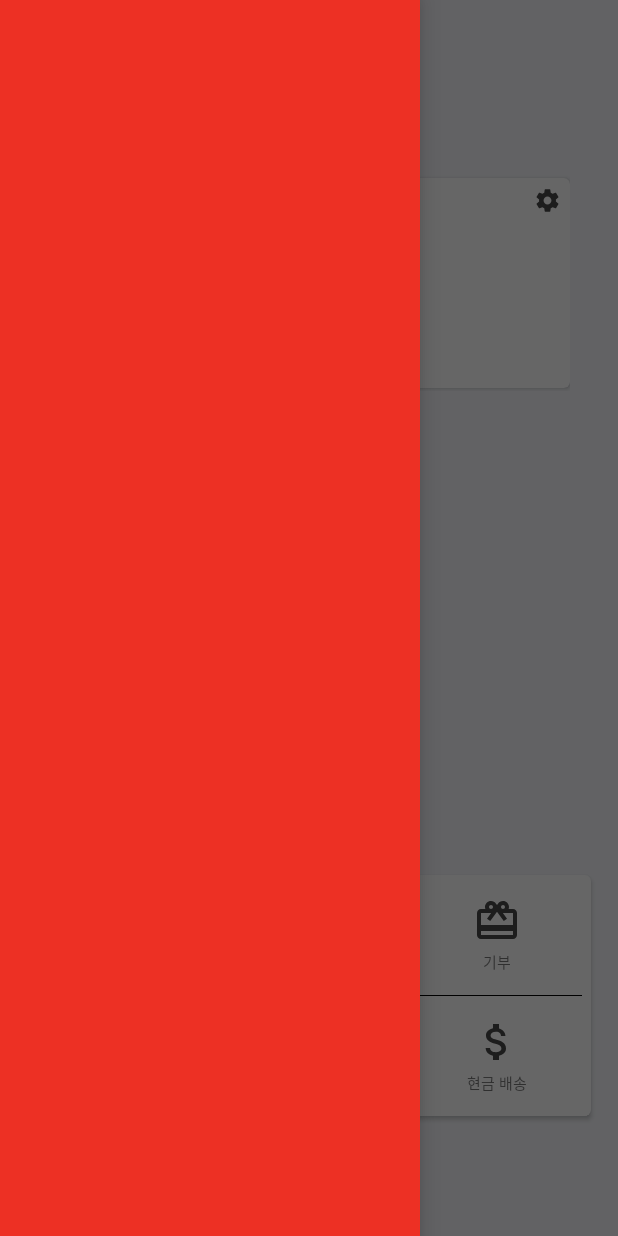
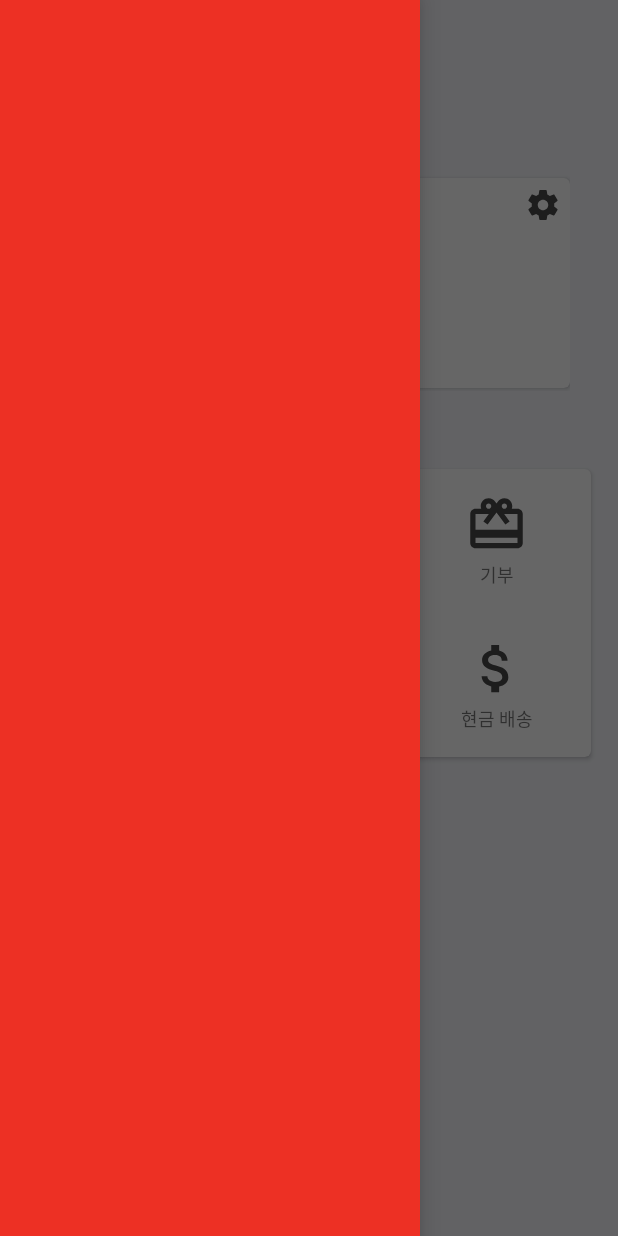
Before and after one commit to yh-kim/post-pay, an Android app: the screen it shows after launch (MainActivity), with the side drawer open, on a phone screen of 412 x 824 dp. Run offline under Robolectric (Android 15) with nearby library versions, the phone set to English and light mode, and no system bars; libraries missing offline, so code that uses them is left out: com.ramotion.fluidslider.

Commit message:
[date] 2018.04.06 by Yonghoon [change] change main ui
[fix]
fix init error in dialog

[need]
design

```diff
--- a/app/src/main/kotlin/com/pickth/postpay/extension/View.kt
+++ b/app/src/main/kotlin/com/pickth/postpay/extension/View.kt
@@ -30,13 +30,13 @@ fun View.setBackgroundColorWithRadius(backgroundColor: Int, strokeColor: Int, dp
     if(Build.VERSION.SDK_INT >= 16) {
         background = GradientDrawable().apply {
             setColor(backgroundColor)
-            setStroke(1, strokeColor)
+            setStroke(context.convertDpToPixel(1), strokeColor)
             cornerRadius = context.convertDpToPixel(dpValue.toFloat())
         }
     } else {
         backgroundDrawable = GradientDrawable().apply {
             setColor(backgroundColor)
-            setStroke(1, strokeColor)
+            setStroke(context.convertDpToPixel(1), strokeColor)
             cornerRadius = context.convertDpToPixel(dpValue.toFloat())
         }
     }
--- a/app/src/main/kotlin/com/pickth/postpay/view/dialog/SavingSettingDialog.kt
+++ b/app/src/main/kotlin/com/pickth/postpay/view/dialog/SavingSettingDialog.kt
@@ -18,6 +18,7 @@ package com.pickth.postpay.view.dialog
 
 import android.app.Dialog
 import android.content.Context
+import android.os.Build
 import android.os.Bundle
 import android.support.v4.content.ContextCompat
 import android.text.InputType
@@ -49,7 +50,7 @@ class SavingSettingDialog(context: Context, private var savingValue: Int, privat
             endText = "100"
             colorBar = ContextCompat.getColor(context, R.color.colorAccent)
             colorBubble = ContextCompat.getColor(context, R.color.colorWhite)
-            position = savingValue.toFloat()
+            position = (savingValue * 0.01).toFloat()
             positionListener = {
                 pos -> val value = (100 * pos).toInt()
                 savingValue = value
@@ -85,6 +86,9 @@ class SavingSettingDialog(context: Context, private var savingValue: Int, privat
                 layoutParams = LayoutParams(LayoutParams.MATCH_PARENT, LayoutParams.WRAP_CONTENT).apply {
                     setMargins(context.convertDpToPixel(30), 0, context.convertDpToPixel(30), context.convertDpToPixel(30))
                 }
+
+                if(Build.VERSION.SDK_INT >= 21) elevation = 0f
+
                 setOnClickListener {
                     click(savingValue)
                     dismiss()
--- a/app/src/main/kotlin/com/pickth/postpay/view/main/MainActivity.kt
+++ b/app/src/main/kotlin/com/pickth/postpay/view/main/MainActivity.kt
@@ -20,6 +20,7 @@ import org.jetbrains.anko.toast
 class MainActivity : AppCompatActivity(), MainContract.View {
 
     private lateinit var mPresenter: MainContract.Presenter
+    private lateinit var mSavingSettingDialog: SavingSettingDialog
 
     override fun onCreate(savedInstanceState: Bundle?) {
         super.onCreate(savedInstanceState)
@@ -35,6 +36,7 @@ class MainActivity : AppCompatActivity(), MainContract.View {
         mPresenter = MainPresenter(this)
 
         updateUi()
+        mSavingSettingDialog = SavingSettingDialog(this, mPresenter.getSavingPercentage(), { mPresenter.setSavingPercentage(it) })
 
         ll_start_delivery.setOnClickListener {
             startActivity<DeliveryActivity>()
@@ -49,7 +51,7 @@ class MainActivity : AppCompatActivity(), MainContract.View {
     }
 
     override fun showSavingSettingDialog() {
-        SavingSettingDialog(this, mPresenter.getSavingPercentage(), { mPresenter.setSavingPercentage(it) }).show()
+        mSavingSettingDialog.show()
     }
 
     override fun getContext(): Context = applicationContext
--- a/app/src/main/res/layout/activity_main.xml
+++ b/app/src/main/res/layout/activity_main.xml
@@ -30,6 +30,7 @@
                     android:clickable="false"
                     android:focusable="false"
                     android:textStyle="bold"
+                    android:textSize="20dp"
                     android:longClickable="false"
                     android:text="Post Pay" />
             </android.support.v7.widget.Toolbar>
@@ -77,8 +78,8 @@
 
                     <ImageView
                         android:id="@+id/iv_saving_setting"
-                        android:layout_width="18dp"
-                        android:layout_height="18dp"
+                        android:layout_width="24dp"
+                        android:layout_height="24dp"
                         android:layout_gravity="end|top"
                         android:layout_marginEnd="6dp"
                         android:layout_marginTop="6dp"
@@ -93,15 +94,11 @@
                 android:background="@drawable/ic_money" />
         </FrameLayout>
 
-        <ImageView
-            android:layout_width="match_parent"
-            android:layout_height="0dp"
-            android:layout_weight="1" />
 
         <android.support.v7.widget.CardView
             android:layout_width="match_parent"
             android:layout_height="wrap_content"
-            android:layout_marginBottom="80dp"
+            android:layout_marginTop="52dp"
             android:layout_marginEnd="18dp"
             android:layout_marginStart="18dp"
             app:cardCornerRadius="4dp">
@@ -130,11 +127,6 @@
                             style="@style/PostPay.Main.TextView" />
                     </LinearLayout>
 
-                    <View
-                        android:layout_width="1px"
-                        android:layout_height="80dp"
-                        android:background="@color/colorBlack" />
-
                     <LinearLayout
                         android:orientation="vertical"
                         style="@style/PostPay.Main.Linear">
@@ -145,11 +137,6 @@
                             android:text="@string/main_menu2"
                             style="@style/PostPay.Main.TextView" />
                     </LinearLayout>
-
-                    <View
-                        android:layout_width="1px"
-                        android:layout_height="80dp"
-                        android:background="@color/colorBlack" />
 
                     <LinearLayout
                         android:orientation="vertical"
@@ -163,12 +150,6 @@
                     </LinearLayout>
                 </LinearLayout>
 
-                <View
-                    android:layout_width="match_parent"
-                    android:layout_height="1px"
-                    android:layout_marginEnd="6dp"
-                    android:layout_marginStart="6dp"
-                    android:background="@color/colorBlack" />
 
                 <LinearLayout
                     android:layout_width="match_parent"
@@ -188,10 +169,6 @@
                             style="@style/PostPay.Main.TextView" />
                     </LinearLayout>
 
-                    <View
-                        android:layout_width="1px"
-                        android:layout_height="80dp"
-                        android:background="@color/colorBlack" />
 
                     <LinearLayout
                         android:orientation="vertical"
@@ -203,11 +180,6 @@
                             android:text="@string/main_menu5"
                             style="@style/PostPay.Main.TextView" />
                     </LinearLayout>
-
-                    <View
-                        android:layout_width="1px"
-                        android:layout_height="80dp"
-                        android:background="@color/colorBlack" />
 
                     <LinearLayout
                         android:id="@+id/ll_start_delivery"
--- a/app/src/main/res/values/styles.xml
+++ b/app/src/main/res/values/styles.xml
@@ -5,19 +5,19 @@
     <style name="PostPay.Main.Linear" parent="AppTheme.NoTitle">
         <item name="android:layout_weight">1</item>
         <item name="android:layout_width">0dp</item>
-        <item name="android:layout_height">68dp</item>
+        <item name="android:layout_height">96dp</item>
         <item name="android:background">@null</item>
         <item name="android:gravity">center</item>
     </style>
     <style name="PostPay.Main.ImageView">
-        <item name="android:layout_width">32dp</item>
-        <item name="android:layout_height">32dp</item>
+        <item name="android:layout_width">42dp</item>
+        <item name="android:layout_height">42dp</item>
     </style>
     <style name="PostPay.Main.TextView">
         <item name="android:layout_marginTop">3dp</item>
         <item name="android:layout_width">wrap_content</item>
         <item name="android:layout_height">wrap_content</item>
-        <item name="android:textSize">10dp</item>
+        <item name="android:textSize">12dp</item>
     </style>
 
 
```
